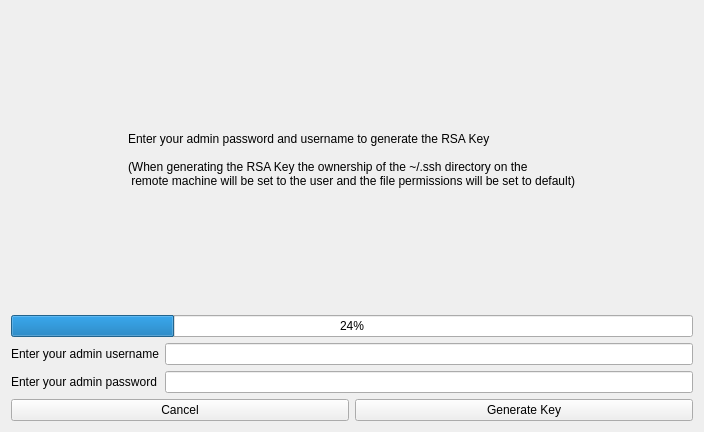
First picture: the form in src/ui_files/Generate_Key_Design.ui, repository uf-reef-avl/multilauncher, before the edit.
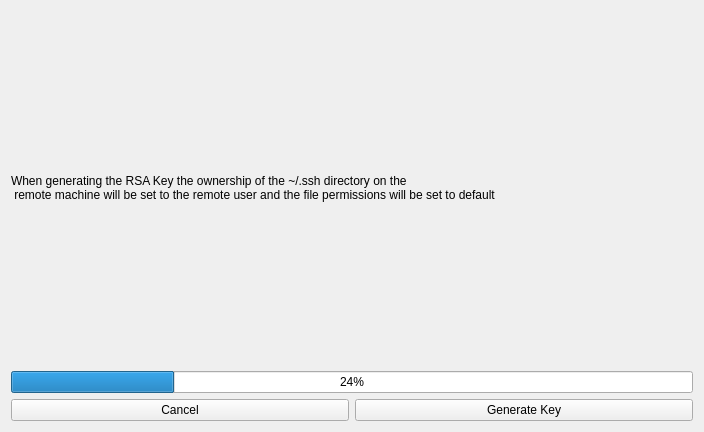
Second picture: the form after the edit.

Commit message: Add ROSCORE launching and fixed generating rsa keys

What changed in the file:
```diff
--- a/src/ui_files/Generate_Key_Design.ui
+++ b/src/ui_files/Generate_Key_Design.ui
@@ -14,42 +14,24 @@
    <string>Dialog</string>
   </property>
   <layout class="QGridLayout" name="gridLayout_2">
-   <item row="1" column="0">
+   <item row="0" column="3">
+    <layout class="QVBoxLayout" name="verticalLayout" stretch="1,1,1">
+     <item>
+      <widget class="QLabel" name="instructionslabel">
+       <property name="text">
+        <string>When generating the RSA Key the ownership of the ~/.ssh directory on the 
+ remote machine will be set to the remote user and the file permissions will be set to default</string>
+       </property>
+      </widget>
+     </item>
+     <item>
     <widget class="QProgressBar" name="rsaProgressBar">
      <property name="value">
       <number>24</number>
      </property>
     </widget>
    </item>
-   <item row="2" column="0">
-    <layout class="QGridLayout" name="gridSpecifyUserPassword">
-     <item row="0" column="0">
-      <widget class="QLabel" name="labelUsername">
-       <property name="text">
-        <string>Enter your admin username</string>
-       </property>
-      </widget>
-     </item>
-     <item row="1" column="0">
-      <widget class="QLabel" name="labelPassword">
-       <property name="text">
-        <string>Enter your admin password</string>
-       </property>
-      </widget>
-     </item>
-     <item row="1" column="1">
-      <widget class="QLineEdit" name="lineEditPassword">
-       <property name="echoMode">
-        <enum>QLineEdit::Password</enum>
-       </property>
-      </widget>
-     </item>
-     <item row="0" column="1">
-      <widget class="QLineEdit" name="lineEditUsername"/>
-     </item>
-    </layout>
-   </item>
-   <item row="4" column="0">
+     <item>
     <layout class="QHBoxLayout" name="horizontalLayout">
      <item>
       <widget class="QPushButton" name="buttonCancel">
@@ -73,15 +55,7 @@
      </item>
     </layout>
    </item>
-   <item row="0" column="0" alignment="Qt::AlignHCenter">
-    <widget class="QLabel" name="instructionslabel">
-     <property name="text">
-      <string>Enter your admin password and username to generate the RSA Key 
-
-(When generating the RSA Key the ownership of the ~/.ssh directory on the 
- remote machine will be set to the user and the file permissions will be set to default)</string>
-     </property>
-    </widget>
+    </layout>
    </item>
   </layout>
  </widget>
```
Left out of the diff: 2 changed lines with no effect on the pictures. Lines whose indentation alone changed are shown as unchanged. The commit also changes 7 other files.
